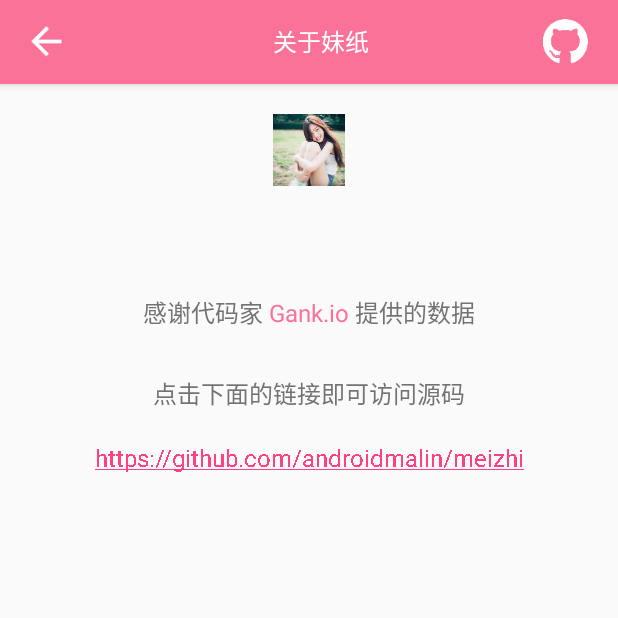
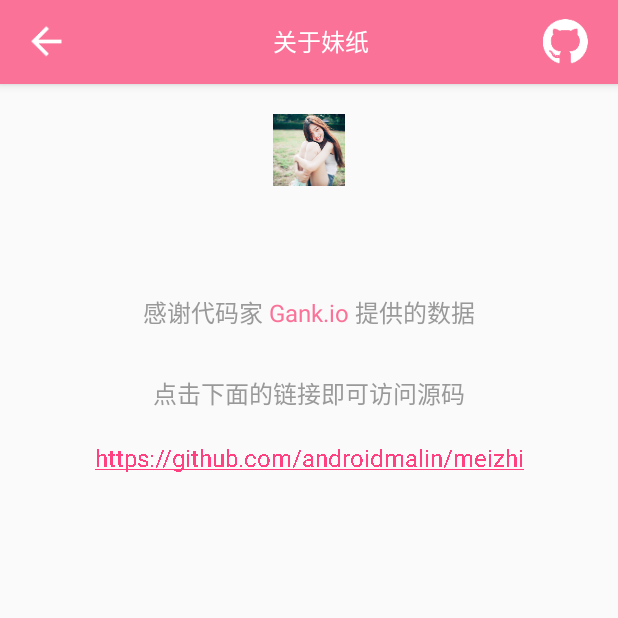
Before and after one commit to androidmalin/meizhi, an Android app: the screen it shows after launch (AboutActivity), after a tap on "关于", on a phone screen of 412 x 824 dp, the top half of it. Run offline under Robolectric (Android 15) with nearby library versions, the phone set to English and light mode, and no system bars; libraries missing offline, so code that uses them is left out: com.facebook.drawee, com.facebook.imagepipeline, com.squareup.leakcanary, com.tencent.bugly, com.umeng.analytics and 4 more; 23 statements that could not run were skipped.

Commit message:
add textview color

```diff
--- a/app/src/main/java/meizhi/meizhi/malin/utils/EndlessRecyclerOnScrollListener.java
+++ b/app/src/main/java/meizhi/meizhi/malin/utils/EndlessRecyclerOnScrollListener.java
@@ -25,7 +25,7 @@ public abstract class EndlessRecyclerOnScrollListener extends RecyclerView.OnScr
 
     private int previousTotal = 0; // The total number of items in the dataset after the last load
     private boolean loading = true; // True if we are still waiting for the last set of data to load.
-    private int visibleThreshold = 0; // The minimum amount of items to have below your current scroll position before loading more.
+    private int visibleThreshold = 20; // The minimum amount of items to have below your current scroll position before loading more.
     private int totalItemCount;
 
     private int currentPage = 1;
@@ -138,7 +138,7 @@ public abstract class EndlessRecyclerOnScrollListener extends RecyclerView.OnScr
         mIsZero = false;
         previousTotal = 0;
         loading = true;
-        visibleThreshold = 0;
+        visibleThreshold = 20;
         totalItemCount = 0;
         currentPage = 1;
         isBottom = false;
--- a/app/src/main/java/meizhi/meizhi/malin/utils/LogUtil.java
+++ b/app/src/main/java/meizhi/meizhi/malin/utils/LogUtil.java
@@ -3,9 +3,18 @@ package meizhi.meizhi.malin.utils;
 import android.util.Log;
 
 import meizhi.meizhi.malin.BuildConfig;
-
+/**
+ * 类描述:
+ * 创建人:malin.myemail@163.com
+ * 创建时间:2017.2.28 20:22
+ * 备注:{@link }
+ * 修改人:
+ * 修改时间:
+ * 修改备注:
+ * 版本:
+ */
 public class LogUtil {
-    public static int logLevel = Log.VERBOSE;
+    private static int logLevel = Log.VERBOSE;
 
     public static void i(String tag, String msg) {
         if (!BuildConfig.LOG_DEBUG) return;
--- a/app/src/main/java/meizhi/meizhi/malin/utils/WindowInsetsCompatUtil.java
+++ b/app/src/main/java/meizhi/meizhi/malin/utils/WindowInsetsCompatUtil.java
@@ -30,7 +30,7 @@ public class WindowInsetsCompatUtil {
     }
 
     @SuppressLint("RtlHardcoded")
-    public static WindowInsetsCompat copyExcluded(WindowInsetsCompat source, int gravity) {
+    private static WindowInsetsCompat copyExcluded(WindowInsetsCompat source, int gravity) {
         int l = (gravity & Gravity.LEFT) == Gravity.LEFT ? 0 : source.getSystemWindowInsetLeft();
         int t = (gravity & Gravity.TOP) == Gravity.TOP ? 0 : source.getSystemWindowInsetTop();
         int r = (gravity & Gravity.RIGHT) == Gravity.RIGHT ? 0 : source.getSystemWindowInsetRight();
--- a/app/src/main/res/values/colors.xml
+++ b/app/src/main/res/values/colors.xml
@@ -4,6 +4,7 @@
     <color name="colorPrimaryDark">#ffb85671</color>
     <color name="colorAccent">#FF4081</color>
     <color name="card_view_bg">#F5F5F5</color>
-    <color name="about_text_color">#737373</color>
+    <color name="about_text_color">#999999</color>
     <color name="pressed_color">#ccfb7299</color>
+    <color name="tv_default_color">#999999</color>
 </resources>
```
Also changed, not shown: app/src/main/java/meizhi/meizhi/malin/utils/ImageDownLoadUtil.java (+8 -2 lines), app/src/main/java/meizhi/meizhi/malin/utils/ImageLoaderConfig.java (+10 -1 lines), app/src/main/res/layout/load_foot_view_layout.xml (+7 -6 lines).
